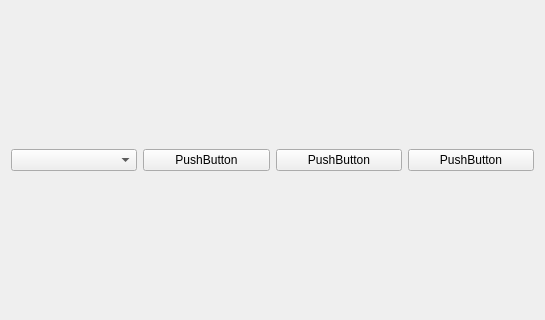
The window that library.ui (SimiThePro/SeriesApp) describes before a commit, drawn with Qt 5; both pictures show x 0 to 545 and y 155 to 475 of the 545 by 631 pixel window.
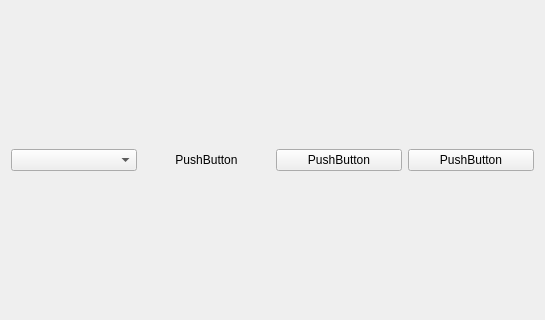
The same window after the commit.

Commit message: Added Buttons to the Sections, which are linked to the Video File Info

Diff of the .ui file:
```diff
--- a/library.ui
+++ b/library.ui
@@ -21,6 +21,20 @@
      </item>
      <item>
       <widget class="QPushButton" name="pushButton_2">
+       <property name="styleSheet">
+        <string notr="true">QPushButton{
+		cursor: pointer;
+		border: 1px solid transparent; 
+        background-color: transparent; 
+        color: rgb(0, 0, 0);
+        font-size: 1.5em; 
+        box-shadow: 0 6px 6px rgba(0, 0, 0, 0.6); 
+}
+QPushButton:hover{
+	border: 1px solid rgb(0, 85, 127)
+}
+</string>
+       </property>
        <property name="text">
         <string>PushButton</string>
        </property>
```
The commit also changes 5 other files.
